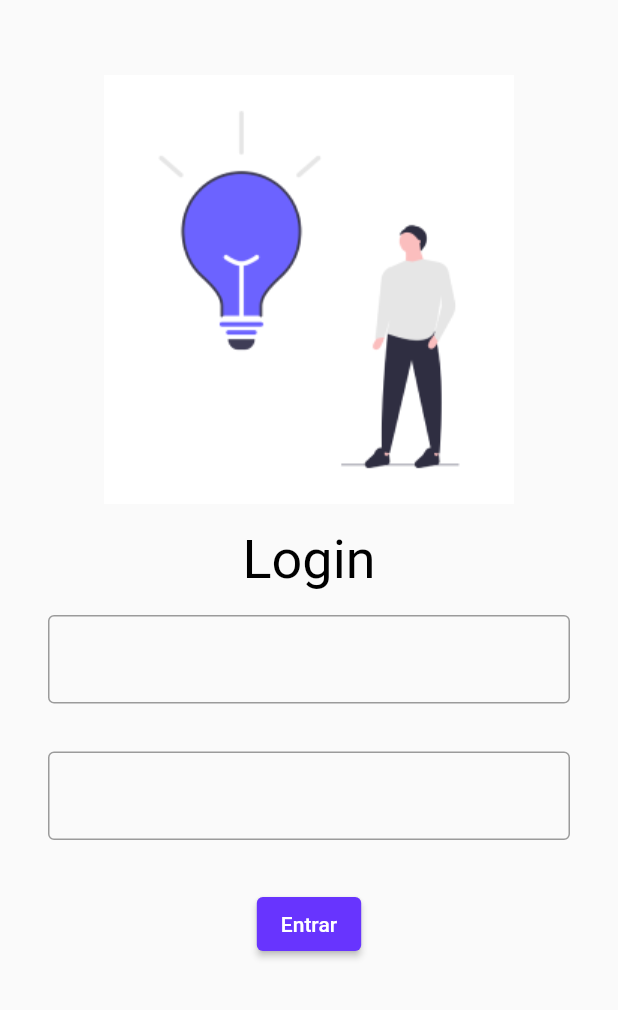
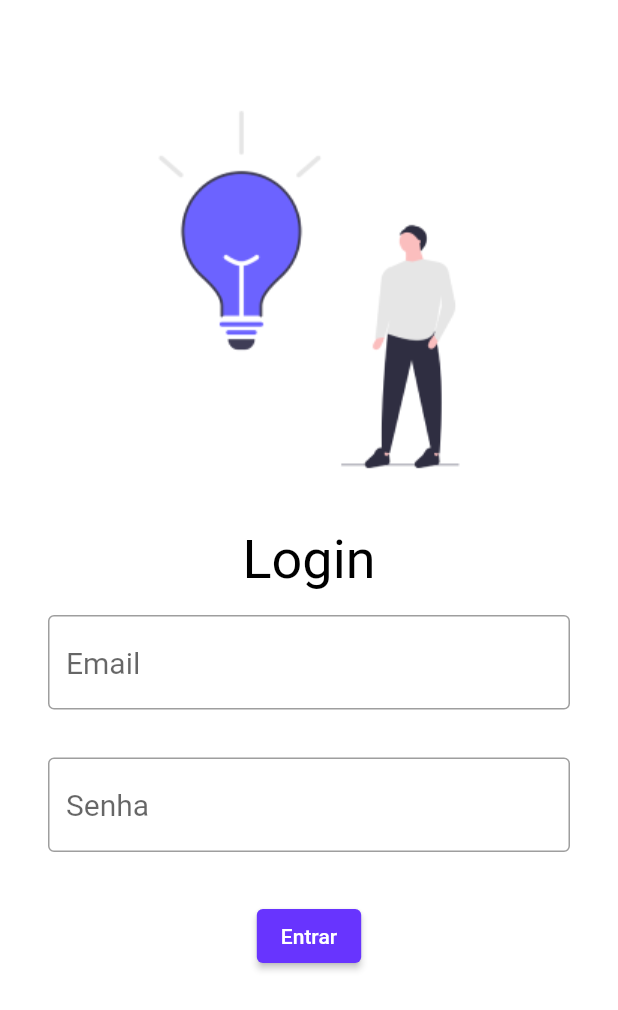
Before and after one commit to MatheusPedroSS/teste_izagro, a Flutter app: the screen it shows after launch, on a phone screen of 412 x 824 dp. Shown: the top 1010 px of the screen. Run offline on Flutter 3.47's test engine with Material 2 defaults, Android fonts, the light colour scheme and no system bars.

Commit message:
Criacao de components e extruturacao de pastas

```diff
--- a/lib/main.dart
+++ b/lib/main.dart
@@ -1,5 +1,5 @@
 import 'package:flutter/material.dart';
-import 'package:teste_izagro/src/TelaLogin.dart';
+import 'package:teste_izagro/src/pages/TelaLogin.dart';
 
 void main() {
   runApp(MaterialApp(
--- /dev/null
+++ b/lib/src/components/input.dart
@@ -0,0 +1,34 @@
+import 'package:flutter/material.dart';
+import 'package:provider/provider.dart';
+
+class Input extends StatefulWidget {
+  final String hintText;
+  const Input({required Key key, required this.hintText}) : super(key: key);
+
+  @override
+  _InputState createState() => _InputState(hintText);
+}
+
+class _InputState extends State<Input> {
+
+  String _hintText;
+
+  _InputState(this._hintText);
+
+
+  @override
+  Widget build(BuildContext context) {
+    return Padding(
+      padding: EdgeInsets.all(16),
+      child: TextField(
+        decoration: InputDecoration(
+          border: OutlineInputBorder(),
+          hintText: _hintText,
+        ),
+        style: TextStyle(
+            fontSize: 20
+        ),
+      ),
+    );
+  }
+}
--- a/lib/src/TelaLogin.dart
+++ b/lib/src/pages/TelaLogin.dart
@@ -1,4 +1,5 @@
 import 'package:flutter/material.dart';
+import 'package:teste_izagro/src/components/input.dart';
 
 class TelaLogin extends StatefulWidget {
   const TelaLogin({required Key key}) : super(key: key);
@@ -8,10 +9,13 @@ class TelaLogin extends StatefulWidget {
 }
 
 class _TelaLoginState extends State<TelaLogin> {
+
   @override
   Widget build(BuildContext context) {
+
     return Scaffold(
       body: Container(
+          color: Color.fromRGBO(255, 255, 255, 1),
           child: Padding(
             padding: EdgeInsets.only(top: 50, right: 16, left: 16, bottom: 16),
             child: Column(
@@ -29,21 +33,13 @@ class _TelaLoginState extends State<TelaLogin> {
                           color: Colors.black,
                         ),
                       ),
-                      Padding(
-                        padding: EdgeInsets.all(16),
-                        child: TextField(
-                          decoration: InputDecoration(
-                            border: OutlineInputBorder(),
-                          ),
-                        ),
+                      Input(
+                        key: Key("inputLogin"),
+                        hintText: "Email",
                       ),
-                      Padding(
-                        padding: EdgeInsets.all(16),
-                        child: TextField(
-                          decoration: InputDecoration(
-                            border: OutlineInputBorder(),
-                          ),
-                        ),
+                      Input(
+                        key: Key("InputSenha"),
+                        hintText: "Senha",
                       ),
                       Padding(
                         padding: EdgeInsets.all(16),
@@ -52,9 +48,10 @@ class _TelaLoginState extends State<TelaLogin> {
                             primary: Color.fromRGBO(104, 52, 254, 1),
                           ),
                           child: Text("Entrar"),
-                          onPressed: () => {},
+                          onPressed: () => {
+                          },
                         ),
-                      )
+                      ),
                     ],
                   ),
                 )
--- a/pubspec.yaml
+++ b/pubspec.yaml
@@ -28,6 +28,7 @@ dependencies:
   # The following adds the Cupertino Icons font to your application.
   # Use with the CupertinoIcons class for iOS style icons.
   cupertino_icons: ^1.0.2
+  provider: ^5.0.0
 
 dev_dependencies:
   flutter_test:
```
Also changed, not shown: pubspec.lock.
